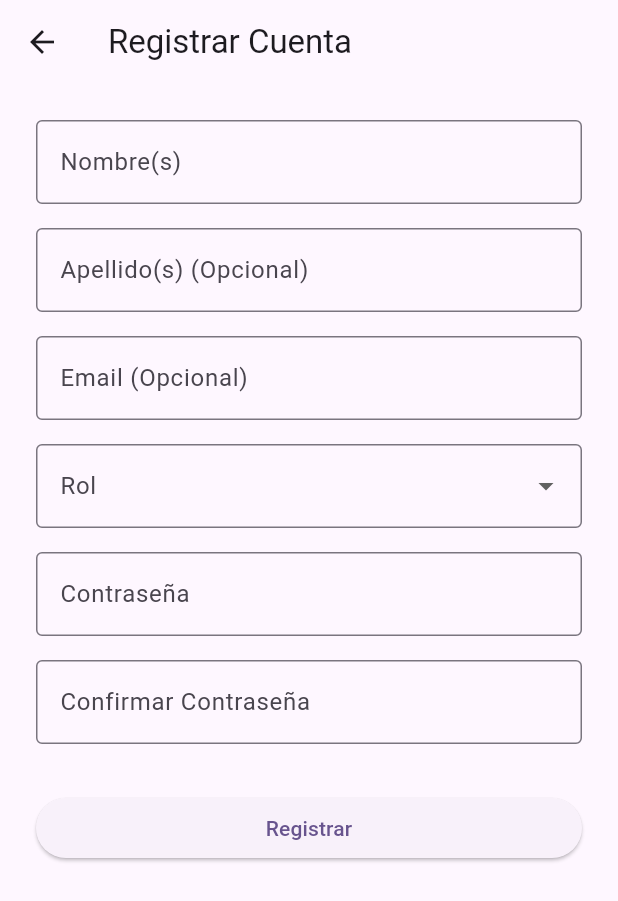
After one commit to PseudoIA/registraapp, a Flutter app: the screen it shows after launch, after a tap on "Registrar Cuenta", on a phone screen of 412 x 824 dp. The commit adds this screen. Shown: the top 901 px of the screen. Run offline on Flutter 3.47's test engine with Material 3 defaults, Android fonts, the light colour scheme and no system bars; our stand-ins replace drift, sqlite3_flutter_libs; missing offline and left inert: sqlite3; accounts and stored records are empty; generated files the repository leaves out were written again.

Commit message:
feat: Implementa flujo de registro con UI, validación, hash y DB drift

```diff
--- a/lib/main.dart
+++ b/lib/main.dart
@@ -1,4 +1,6 @@
 import 'package:flutter/material.dart';
+import 'package:registraap/src/features/auth/presentation/screens/bienvenida_screen.dart';
+// Ajusta la ruta si es necesario
 
 void main() {
   runApp(const MyApp());
@@ -29,8 +31,14 @@ class MyApp extends StatelessWidget {
         // This works for code too, not just values: Most code changes can be
         // tested with just a hot reload.
         colorScheme: ColorScheme.fromSeed(seedColor: Colors.deepPurple),
+
+        textTheme: const TextTheme(
+          bodyLarge: TextStyle(color: Color.fromARGB(255, 0, 0, 0)),
+          bodyMedium: TextStyle(color: Color.fromARGB(255, 0, 0, 0)),
+          bodySmall: TextStyle(color: Colors.white),
+        ),
       ),
-      home: const MyHomePage(title: 'Flutter Demo Home Page'),
+      home: const BienvenidaScreen(),
     );
   }
 }
--- /dev/null
+++ b/lib/src/core/data/models/establecimiento.dart
@@ -0,0 +1,9 @@
+class Establecimiento {
+  // Por ahora, solo el nombre. Podríamos añadir más datos después.
+  final String nombre;
+
+  // Constructor básico
+  Establecimiento({required this.nombre});
+
+  // Aquí podríamos añadir métodos después (ej: toJson, fromJson)
+}
--- /dev/null
+++ b/lib/src/core/data/models/usuario.dart
@@ -0,0 +1,28 @@
+// Define los roles posibles para un usuario.
+enum RolUsuario { supervisor, empleado }
+
+class Usuario {
+  final int id; // Identificador único (puede ser generado)
+  final String nombre;
+  final String? apellido;
+  final String? email; // Email opcional para login/recuperación
+  final String hashContrasena; // NUNCA guardar contraseña en texto plano
+  final RolUsuario rol; // Rol del usuario (Supervisor o Empleado)
+  final DateTime dateCreated; // <-- AÑADIDO
+  // Constructor básico
+  Usuario({
+    this.apellido,
+    required this.id,
+    required this.nombre,
+    this.email, // Es opcional
+    required this.hashContrasena,
+    required this.rol,
+    required this.dateCreated,
+  });
+
+  // Aquí podríamos añadir métodos después si es necesario (ej: toJson, fromJson)
+  @override
+  String toString() {
+    return 'Usuario(id: $id, nombre: $nombre, apellido: $apellido, email: $email, rol: $rol, dateCreated: $dateCreated)';
+  }
+}
--- /dev/null
+++ b/lib/src/features/auth/presentation/screens/bienvenida_screen.dart
@@ -0,0 +1,86 @@
+import 'package:flutter/material.dart';
+import 'package:registraap/src/features/auth/presentation/screens/login_screen.dart'; // Ajusta si es necesario
+import 'package:registraap/src/features/auth/presentation/screens/registro_screen.dart';
+
+// Usamos StatelessWidget porque esta pantalla solo mostrará contenido
+// y delegará las acciones (navegación) a los botones.
+class BienvenidaScreen extends StatelessWidget {
+  // Constructor estándar para Widgets en Flutter
+  const BienvenidaScreen({super.key});
+
+  @override
+  Widget build(BuildContext context) {
+    // Scaffold nos da la estructura básica de una pantalla (AppBar, Body, etc.)
+
+    return Scaffold(
+      appBar: AppBar(
+        // Un título simple para la barra superior
+        title: const Text('Bienvenido/a'),
+
+        // Centra el título (opcional, estético)
+        centerTitle: true,
+        titleTextStyle: const TextStyle(color: Color.fromARGB(255, 0, 0, 0)),
+        shadowColor: const Color.fromARGB(0, 0, 81, 255),
+        backgroundColor: const Color.fromARGB(0, 183, 0, 0),
+      ),
+      // El cuerpo principal de la pantalla
+      body: Center(
+        // Centra el contenido vertical y horizontalmente
+        child: Padding(
+          // Añade un poco de espacio alrededor de los elementos
+          padding: const EdgeInsets.all(32.0),
+          child: Column(
+            // Organiza los elementos en una columna vertical
+            mainAxisAlignment:
+                MainAxisAlignment.center, // Centra verticalmente la columna
+            crossAxisAlignment:
+                CrossAxisAlignment
+                    .stretch, // Estira los elementos horizontalmente
+            children: [
+              // TODO: Añadir un logo o imagen bienvenida aquí si se desea
+              const Text(
+                'Tu caja movil', // O el nombre final de tu app
+                textAlign: TextAlign.center,
+                style: TextStyle(fontSize: 32, fontWeight: FontWeight.bold),
+              ),
+              const SizedBox(height: 40), // Espacio vertical
+              // Botón para ir a Iniciar Sesión
+              ElevatedButton(
+                // La acción que se ejecuta al presionar. Por ahora, vacía.
+                // TODO: Implementar navegación a LoginScreen
+                onPressed: () {
+                  Navigator.push(
+                    context,
+                    MaterialPageRoute(
+                      builder: (context) => const LoginScreen(),
+                    ),
+                  );
+                  print('Botón Iniciar Sesión presionado'); // Mensaje temporal
+                },
+                child: const Text('Iniciar Sesión'),
+              ),
+              const SizedBox(height: 20), // Espacio vertical
+              // Botón para ir a Registrar Cuenta
+              ElevatedButton(
+                // TODO: Implementar navegación a RegistroScreen
+                onPressed: () {
+                  Navigator.push(
+                    context,
+                    MaterialPageRoute(
+                      builder: (context) => const RegistroScreen(),
+                    ),
+                  ); // Mensaje temporal
+                },
+                style: ElevatedButton.styleFrom(
+                  // Opcional: Estilo diferente para el botón secundario
+                  // backgroundColor: Colors.grey, // Ejemplo
+                ),
+                child: const Text('Registrar Cuenta'),
+              ),
+            ],
+          ),
+        ),
+      ),
+    );
+  }
+}
--- /dev/null
+++ b/lib/src/features/auth/presentation/screens/registro_screen.dart
@@ -0,0 +1,321 @@
+import 'package:flutter/material.dart';
+import 'package:registraap/src/core/data/models/usuario.dart'; // Ajusta si es necesario
+import 'package:registraap/src/core/data/models/local_database.dart';
+import 'dart:convert'; // Para utf8.encode
+import 'package:crypto/crypto.dart'; // Para sha256
+import 'package:drift/drift.dart' hide Column;
+// Importamos nuestro modelo de Usuario para usar el Enum RolUsuario
+
+class RegistroScreen extends StatefulWidget {
+  const RegistroScreen({super.key});
+
+  @override
+  State<RegistroScreen> createState() => _RegistroScreenState();
+}
+
+class _RegistroScreenState extends State<RegistroScreen> {
+  // Controllers para cada campo
+  final _nombreController = TextEditingController();
+  final _apellidoController = TextEditingController(); // Opcional
+  final _emailController = TextEditingController(); // Opcional
+  final _passwordController = TextEditingController();
+  final _confirmPasswordController = TextEditingController();
+
+  // Variable para guardar el rol seleccionado en el Dropdown
+  RolUsuario? _selectedRol;
+
+  @override
+  void dispose() {
+    // ¡No olvidar liberar todos los controllers!
+    _nombreController.dispose();
+    _apellidoController.dispose();
+    _emailController.dispose();
+    _passwordController.dispose();
+    _confirmPasswordController.dispose();
+    super.dispose();
+  }
+
+  // Función simple para convertir el enum a texto legible
+  String rolUsuarioToString(RolUsuario rol) {
+    switch (rol) {
+      case RolUsuario.supervisor:
+        return 'Supervisor';
+      case RolUsuario.empleado:
+        return 'Empleado';
+    }
+  }
+
+  void showSuccessSnackBar(BuildContext context, String message) {
+    if (!context.mounted) return;
+    ScaffoldMessenger.of(context).showSnackBar(
+      SnackBar(
+        content: Text(message),
+        backgroundColor: Colors.green, // Color verde para éxito
+        duration: const Duration(seconds: 2),
+      ),
+    );
+  }
+
+  void showErrorSnackBar(BuildContext context, String message) {
+    // Verifica si el widget todavía está 'montado' (visible/activo)
+    // antes de intentar mostrar el SnackBar. Evita errores si el usuario
+    // navega hacia atrás justo cuando se muestra el error.
+    if (!context.mounted) return;
+
+    ScaffoldMessenger.of(context).showSnackBar(
+      SnackBar(
+        content: Text(message),
+        backgroundColor: Colors.redAccent, // Un color distintivo para errores
+        duration: const Duration(seconds: 3), // Cuánto tiempo se muestra
+      ),
+    );
+  }
+
+  @override
+  Widget build(BuildContext context) {
+    return Scaffold(
+      appBar: AppBar(title: const Text('Registrar Cuenta')),
+      // Usamos SingleChildScrollView para evitar problemas de overflow
+      // cuando aparece el teclado en pantallas pequeñas.
+      body: SingleChildScrollView(
+        child: Padding(
+          padding: const EdgeInsets.all(24.0),
+          child: Column(
+            // No centramos verticalmente aquí, queremos que empiece desde arriba
+            crossAxisAlignment: CrossAxisAlignment.stretch,
+            children: [
+              // --- Campo Nombre ---
+              TextField(
+                controller: _nombreController,
+                decoration: const InputDecoration(
+                  labelText: 'Nombre(s)',
+                  border: OutlineInputBorder(),
+                ),
+                keyboardType: TextInputType.name,
+                textCapitalization:
+                    TextCapitalization.words, // Pone mayúscula inicial
+              ),
+              const SizedBox(height: 16),
+
+              // --- Campo Apellido (Opcional) ---
+              TextField(
+                controller: _apellidoController,
+                decoration: const InputDecoration(
+                  labelText: 'Apellido(s) (Opcional)',
+                  border: OutlineInputBorder(),
+                ),
+                keyboardType: TextInputType.name,
+                textCapitalization: TextCapitalization.words,
+              ),
+              const SizedBox(height: 16),
+
+              // --- Campo Email (Opcional) ---
+              TextField(
+                controller: _emailController,
+                decoration: const InputDecoration(
+                  labelText: 'Email (Opcional)',
+                  border: OutlineInputBorder(),
+                ),
+                keyboardType: TextInputType.emailAddress,
+              ),
+              const SizedBox(height: 16),
+
+              // --- Selección de Rol ---
+              DropdownButtonFormField<RolUsuario>(
+                value: _selectedRol, // El valor actualmente seleccionado
+                decoration: const InputDecoration(
+                  labelText: 'Rol',
+                  border: OutlineInputBorder(),
+                ),
+                // Generamos los items del menú a partir de los valores del Enum
+                items:
+                    RolUsuario.values.map((RolUsuario rol) {
+                      return DropdownMenuItem<RolUsuario>(
+                        value: rol,
+                        child: Text(
+                          rolUsuarioToString(rol),
+                        ), // Muestra texto legible
+                      );
+                    }).toList(), // Convertimos el resultado a una Lista
+                onChanged: (RolUsuario? newValue) {
+                  // Actualizamos el estado cuando el usuario selecciona un rol
+                  setState(() {
+                    _selectedRol = newValue;
+                  });
+                },
+                // TODO: Añadir validación (validator:) para asegurar que se seleccione un rol
+              ),
+              const SizedBox(height: 16),
+
+              // --- Campo Contraseña ---
+              TextField(
+                controller: _passwordController,
+                decoration: const InputDecoration(
+                  labelText: 'Contraseña',
+                  border: OutlineInputBorder(),
+                ),
+                obscureText: true,
+              ),
+              const SizedBox(height: 16),
+
+              // --- Campo Confirmar Contraseña ---
+              TextField(
+                controller: _confirmPasswordController,
+                decoration: const InputDecoration(
+                  labelText: 'Confirmar Contraseña',
+                  border: OutlineInputBorder(),
+                ),
+                obscureText: true,
+              ),
+              const SizedBox(height: 32),
+
+              // --- Botón Registrar ---
+              ElevatedButton(
+                onPressed: () async {
+                  // <-- Añadido async
+                  // --- 1. Leer Input ---
+                  final nombre = _nombreController.text.trim();
+                  final apellido = _apellidoController.text.trim();
+                  final email = _emailController.text.trim();
+                  final password = _passwordController.text;
+                  final confirmPassword = _confirmPasswordController.text;
+                  final rol = _selectedRol;
+                  final BuildContext currentContext =
+                      context; // Captura context ANTES de async gaps
+
+                  FocusScope.of(currentContext).unfocus(); // Oculta teclado
+
+                  // --- 2. Validación ---
+                  // (La misma lógica de validación que ya tenías...)
+                  if (nombre.isEmpty) {
+                    showErrorSnackBar(
+                      currentContext,
+                      'El Nombre es obligatorio',
+                    );
+                    return;
+                  }
+                  if (rol == null) {
+                    showErrorSnackBar(
+                      currentContext,
+                      'Debe seleccionar un Rol',
+                    );
+                    return;
+                  }
+                  if (password.isEmpty) {
+                    showErrorSnackBar(
+                      currentContext,
+                      'La Contraseña es obligatoria',
+                    );
+                    _passwordController.clear();
+                    _confirmPasswordController.clear();
+                    return;
+                  }
+                  if (confirmPassword.isEmpty) {
+                    showErrorSnackBar(
+                      currentContext,
+                      'La Confirmación de contraseña es obligatoria',
+                    );
+                    _confirmPasswordController.clear();
+                    return;
+                  }
+                  if (password != confirmPassword) {
+                    showErrorSnackBar(
+                      currentContext,
+                      'Las contraseñas no coinciden',
+                    );
+                    _passwordController.clear();
+                    _confirmPasswordController.clear();
+                    return;
+                  }
+
+                  // --- Validación Pasada ---
+
+                  // Usamos try-catch para manejar posibles errores de la BD (ej: email duplicado)
+                  try {
+                    // --- 3. Hashing de Contraseña ---
+                    var bytes = utf8.encode(password);
+                    var digest = sha256.convert(bytes);
+                    var hashContrasena = digest.toString();
+                    print('Password Hasheada (SHA-256): $hashContrasena');
+
+                    // --- 4. Preparar Datos para Insertar (Usando Companion) ---
+                    // Drift usa clases "Companion" para inserciones/actualizaciones seguras.
+                    // No necesitamos especificar 'id' (es autoIncrement) ni 'dateCreated' (tiene clientDefault).
+                    final companion = UsuariosCompanion.insert(
+                      nombre: nombre,
+                      apellido:
+                          apellido.isNotEmpty
+                              ? Value(apellido)
+                              : const Value.absent(),
+                      email:
+                          email.isNotEmpty
+                              ? Value(email)
+                              : const Value.absent(),
+                      hashContrasena: hashContrasena,
+                      rol: rol, // 'rol' ya sabemos que no es null aquí
+                    );
+                    print('Preparando Companion para insertar: $companion');
+
+                    // --- 5. GUARDAR USUARIO EN DB (REAL) ---
+                    // Usamos 'await' porque la inserción es asíncrona y devuelve un Future.
+                    // Llamamos al método de nuestra instancia global 'database'.
+                    final generatedId = await database.insertUsuario(companion);
+                    print('¡Usuario insertado con ID real: $generatedId!');
+
+                    print('*** REGISTRAAPP: Validación OK');
+                    print(
+                      '*** REGISTRAAPP: Password Hasheada: $hashContrasena',
+                    );
+                    print(
+                      '*** REGISTRAAPP: Usuario insertado con ID real: $generatedId!',
+                    );
+
+                    // --- 6. Feedback y Navegación ---
+                    // Importante: Volver a verificar 'mounted' DESPUÉS de un 'await'
+                    if (!currentContext.mounted) return;
+
+                    showSuccessSnackBar(
+                      currentContext,
+                      '¡Registro exitoso! ID: $generatedId',
+                    );
+
+                    Future.delayed(const Duration(seconds: 2), () {
+                      if (currentContext.mounted) {
+                        Navigator.pop(
+                          currentContext,
+                        ); // Volver a la pantalla anterior
+                      }
+                    });
+                  } catch (e, stacktrace) {
+                    // --- Manejo de Errores ---
+                    print('Error al insertar usuario: $e');
+                    print(stacktrace); // Útil para depuración
+                    // Importante: Volver a verificar 'mounted' DESPUÉS de un 'await' o error
+                    if (!currentContext.mounted) return;
+
+                    // Mostrar un mensaje de error genérico o uno más específico si detectamos el tipo de error
+                    // Por ejemplo, si el error es por email duplicado (SQLiteException con código específico)
+                    if (e.toString().contains(
+                      'UNIQUE constraint failed: usuarios.email',
+                    )) {
+                      showErrorSnackBar(
+                        currentContext,
+                        'El email ingresado ya está registrado.',
+                      );
+                    } else {
+                      showErrorSnackBar(
+                        currentContext,
+                        'Error al registrar usuario.',
+                      );
+                    }
+                  }
+                }, // Fin de onPressed async
+                child: const Text('Registrar'),
+              ),
+            ],
+          ),
+        ),
+      ),
+    );
+  }
+}
```
Also changed, not shown: lib/src/core/data/models/local_database.dart (added, +77 -0 lines), lib/src/core/data/models/venta.dart (added, +34 -0 lines), lib/src/features/auth/presentation/screens/login_screen.dart (added, +82 -0 lines), pubspec.yaml (+8 -1 lines), lib/src/core/data/models/local_database.g.dart (added), pubspec.lock, 6 other files.
